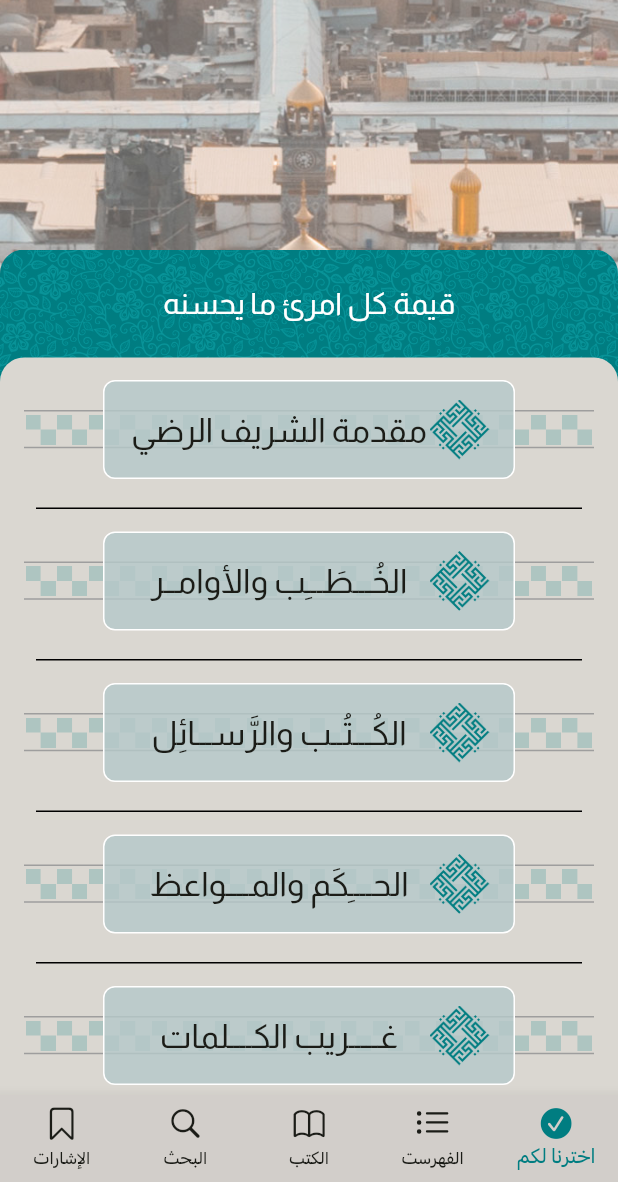
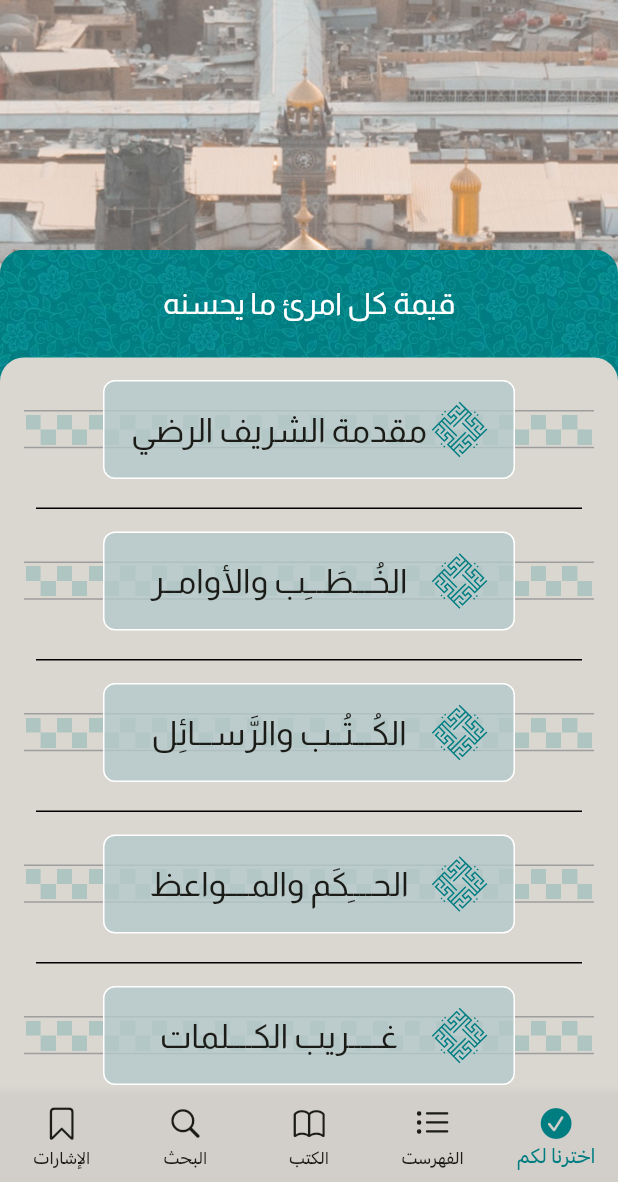
Before and after one commit to Amorphteam/z_platform, a Flutter app: the screen it shows after launch, scrolled down 181 dp, on a phone screen of 412 x 824 dp. Shown: the part 54-1236 px from the top of the screen. Run offline on Flutter 3.47's test engine with Material 3 defaults, Android fonts, the phone set to English and light mode, and no system bars; drawn by our look-alikes of flutter_html; our stand-ins replace bloc, firebase_analytics, firebase_core, firebase_crashlytics, flutter_bloc, flutter_svg and 7 more; missing offline and left inert: epub_parser; accounts and stored records are empty; generated files the repository leaves out were written again; network calls fail.

```diff
--- a/lib/main.dart
+++ b/lib/main.dart
@@ -112,7 +112,7 @@ class MyApp extends StatelessWidget {
     return BlocProvider(
       create: (_) => BookmarkCubit(),
       child: MaterialApp(
-        title: 'المعارف الفاطمية',
+        title: 'نهج البلاغة',
         debugShowCheckedModeBanner: false,
         theme: lightTheme,
         darkTheme: darkTheme,
--- a/lib/screen/home/home_screen.dart
+++ b/lib/screen/home/home_screen.dart
@@ -221,15 +221,15 @@ class _HomeScreenState extends State<HomeScreen> {
         loading: () => const SliverFillRemaining(
           child: Center(child: CircularProgressIndicator()),
         ),
-        loaded: (items, hekamText, occasions) => SliverToBoxAdapter(
+        loaded: (items, hekamText, _) => SliverToBoxAdapter(
           child: Container(
             width: MediaQuery.of(context).size.width,
             decoration: BoxDecoration(
               image: DecorationImage(
                 image: AssetImage(
                   Theme.of(context).brightness == Brightness.dark
-                      ? 'assets/image/back_tazhib_dark.png'
-                      : 'assets/image/back_tazhib_light.png',
+                      ? 'assets/image/back_tazhib_dark.jpg'
+                      : 'assets/image/back_tazhib_light.jpg',
                 ),
                 fit: BoxFit.cover,
               ),
--- a/lib/screen/home/widgets/home_item_widget.dart
+++ b/lib/screen/home/widgets/home_item_widget.dart
@@ -1,4 +1,5 @@
 import 'package:flutter/material.dart';
+import 'package:flutter_svg/flutter_svg.dart';
 
 class HomeItemWidget extends StatelessWidget {
   final String text;
@@ -89,8 +90,9 @@ class HomeItemWidget extends StatelessWidget {
                           style: Theme.of(context).textTheme.titleLarge?.copyWith(fontFamily: 'almarai')
                         ),
                       ),
-                      Image.asset(
-                        'assets/image/ali_kofi_light.png',
+                      SvgPicture.asset(
+                        'assets/image/ali-kofi.svg',
+                        color: Theme.of(context).colorScheme.secondaryContainer,
                         width: 40,
                         height: 40,
                         fit: BoxFit.cover,),
--- a/pubspec.yaml
+++ b/pubspec.yaml
@@ -1,5 +1,5 @@
 name: zahra
-description: "المعارف الفاطمية"
+description: "نهج البلاغة"
 # The following line prevents the package from being accidentally published to
 # pub.dev using `flutter pub publish`. This is preferred for private packages.
 publish_to: 'none' # Remove this line if you wish to publish to pub.dev
```
Also changed, not shown: lib/screen/home/cubit/home_cubit.dart (+8 -4 lines), assets/image/ali-kofi.svg (added), assets/image/ali_kofi_dark.png (deleted), assets/image/ali_kofi_light.png (deleted), assets/image/back_tazhib_dark.jpg (added), assets/image/back_tazhib_dark.png (deleted), assets/image/back_tazhib_light.jpg (added), assets/image/back_tazhib_light.png (deleted), 9 other files.
